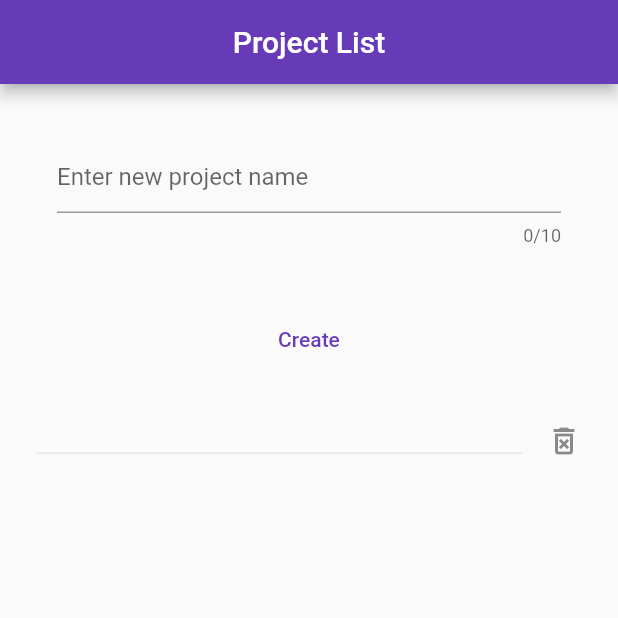
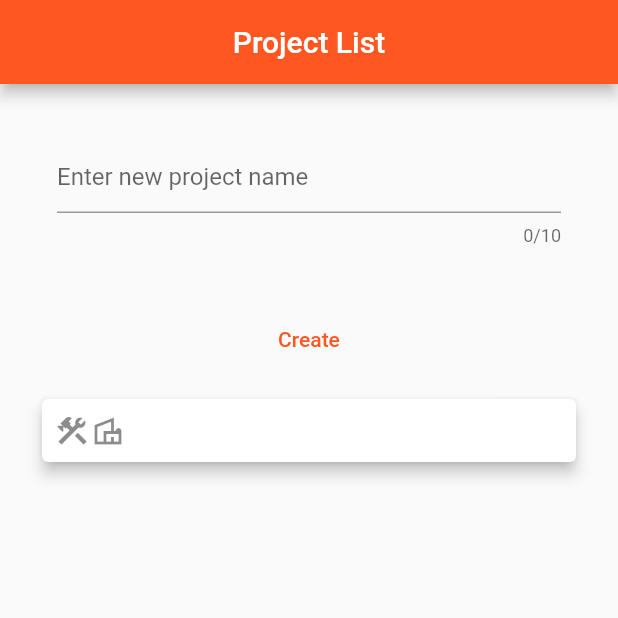
Before and after one commit to IsmailAbdirahman/dhismoadmin, a Flutter app: the screen it shows after launch, after a tap on "Create", on a phone screen of 412 x 824 dp, the top half of it. Run offline on Flutter 3.47's test engine with Material 2 defaults, Android fonts, the phone set to English and light mode, and no system bars; our stand-ins replace cloud_firestore, firebase_auth, firebase_core, flutter_riverpod, fluttertoast, google_sign_in and 1 more; accounts and stored records are empty.

Commit message:
changed color and titles

```diff
--- a/lib/add_new_project/add_new_project.dart
+++ b/lib/add_new_project/add_new_project.dart
@@ -59,19 +59,31 @@ class AddNewProject extends ConsumerWidget {
                                 Navigator.push(
                                     context,
                                     MaterialPageRoute(
-                                        builder: (context) =>
-                                            DisplayData()));
+                                        builder: (context) => DisplayData()));
                               },
-                              title: Text(projectNameList[index].projectName!),
-                              subtitle: Divider(),
-                              trailing: InkWell(
-                                onTap: () {
-                                  newUserProvider.deleteProjectName(
-                                      projectNameList[index].projectName!);
-                                },
-                                child: Icon(
-                                  Icons.delete_forever_outlined,
-                                ),
+                              title: Container(
+                                height: 50,
+                                child: Card(
+                                  elevation: 4,
+                                    child: Row(
+                                      children: [
+                                        Padding(
+                                          padding: const EdgeInsets.only(left: 8),
+                                          child: Icon(Icons.construction),
+                                        ),
+                                        Padding(
+                                          padding: const EdgeInsets.only(right: 18.0),
+                                          child: Icon(Icons.villa_outlined),
+                                        ),
+
+                                        Text(
+                                          projectNameList[index].projectName!,
+                                          style: TextStyle(
+                                              fontWeight: FontWeight.bold,
+                                              fontSize: 16),
+                                        ),
+                                      ],
+                                    )),
                               ),
                             ),
                           );
--- a/lib/add_new_user/add_new_user.dart
+++ b/lib/add_new_user/add_new_user.dart
@@ -1,6 +1,6 @@
 import 'package:dhismoappadmin/add_new_project/add_new_project_state.dart';
+import 'package:dhismoappadmin/history/history_screen.dart';
 import 'package:dhismoappadmin/models/users_model.dart';
-import 'package:dhismoappadmin/widgets/user_bottom_nav.dart';
 import 'package:flutter/material.dart';
 import 'package:flutter_riverpod/flutter_riverpod.dart';
 import 'package:fluttertoast/fluttertoast.dart';
@@ -76,7 +76,7 @@ class AddNewUser extends ConsumerWidget {
                                     context,
                                     MaterialPageRoute(
                                         builder: (context) =>
-                                            DisplayUserData()));
+                                            HistoryScreen()));
                               },
                               title: Text(userInfoList[index].phoneNumber!),
                               subtitle: Divider(),
--- a/lib/history/history_screen.dart
+++ b/lib/history/history_screen.dart
@@ -37,7 +37,7 @@ class _HistoryScreenState extends State<HistoryScreen> {
                 appBar: AppBar(
                   centerTitle: true,
                   automaticallyImplyLeading: false,
-                  title: Text("Tafaariiq"),
+                  title: Text("History of ${historyStateWatch.userID}"),
                   actions: [
                     SearchBarHistoryWidget(
                       searchHistoryID: dataSnapshot,
@@ -78,7 +78,7 @@ class HistoryTile extends StatelessWidget {
       child: Card(
         shape: RoundedRectangleBorder(borderRadius: BorderRadius.circular(20)),
         elevation: 10,
-        color: Colors.deepPurple[700],
+        color: Colors.deepOrange[900],
         child: Padding(
           padding: const EdgeInsets.all(18.0),
           child: Column(
--- a/lib/main.dart
+++ b/lib/main.dart
@@ -17,7 +17,7 @@ class MyApp extends StatelessWidget {
     return MaterialApp(
         debugShowCheckedModeBanner: false,
         theme: ThemeData(
-          primarySwatch: Colors.deepPurple,
+          primarySwatch: Colors.deepOrange,
         ),
         home: AddNewProject());
   }
--- a/lib/widgets/bottom_navigation_widget.dart
+++ b/lib/widgets/bottom_navigation_widget.dart
@@ -35,7 +35,7 @@ class homeState extends State<DisplayData> {
 
   Widget getBottomNavigationBar() {
     return BottomNavigationBar(
-      backgroundColor: Colors.deepPurple,
+      backgroundColor: Colors.deepOrange,
       elevation: 0,
       unselectedItemColor: Colors.white70,
       items: const <BottomNavigationBarItem>[
```
Also changed, not shown: lib/productsListScreen/product_list_screen.dart (+128 -124 lines), lib/widgets/user_bottom_nav.dart (deleted, +0 -48 lines).
